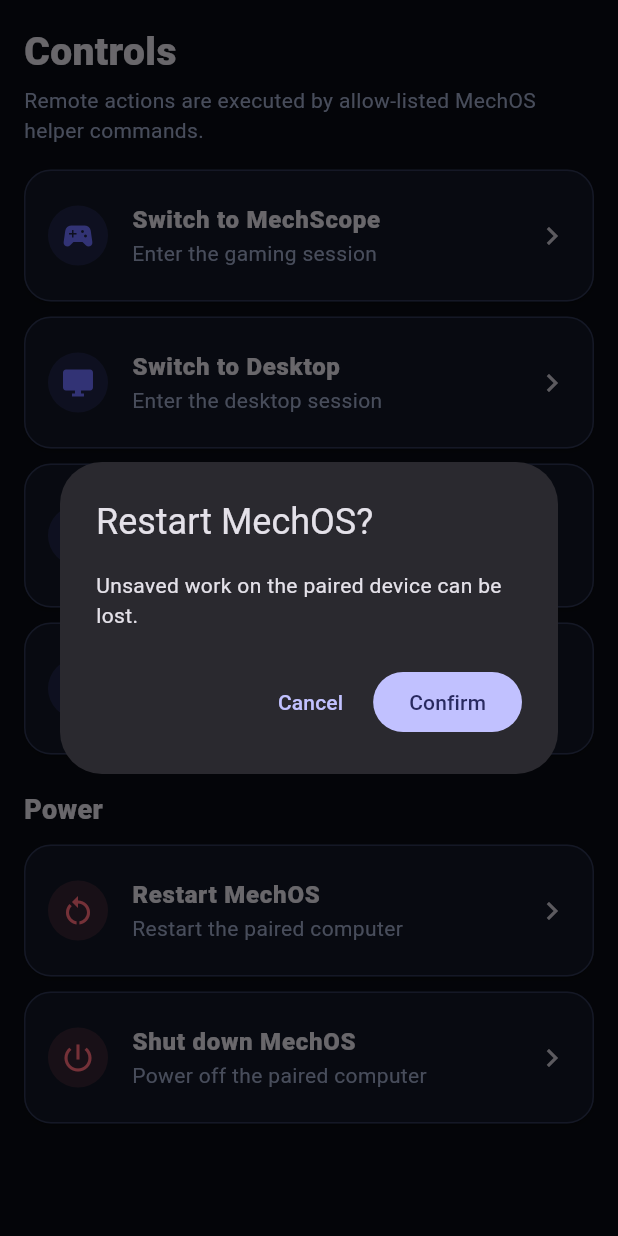
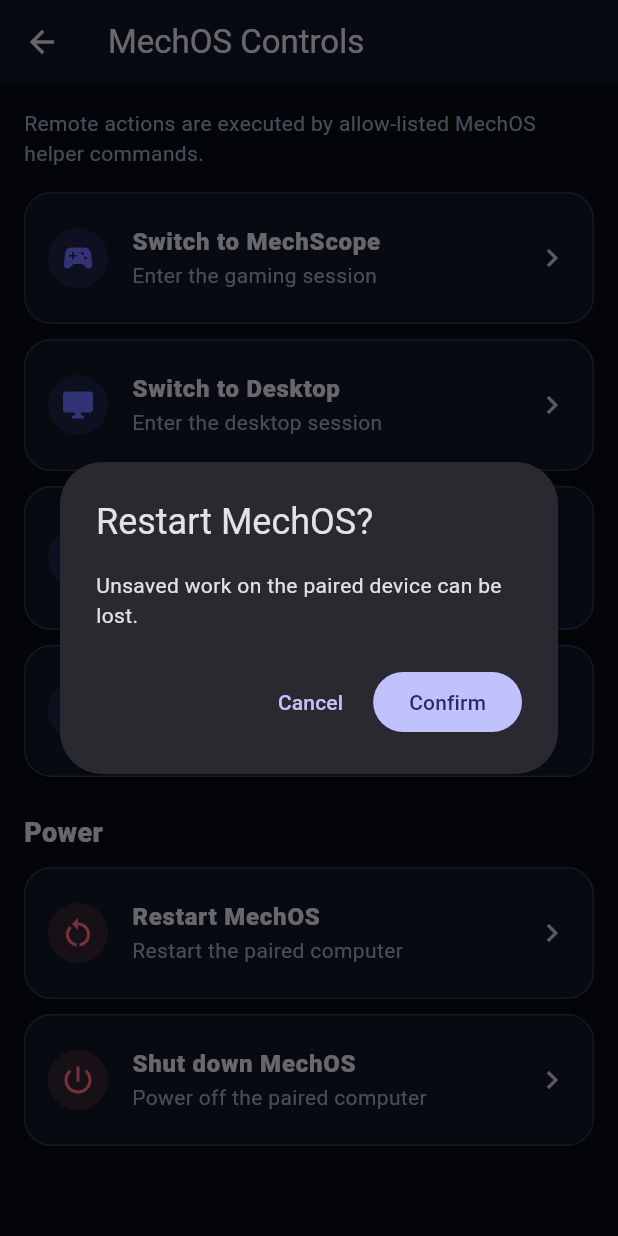
Before and after one commit to mechgod102-sketch/MechOS-Companion, a Flutter app: the ControlsScreen screen opened directly with empty values, after a tap on "Restart MechOS", on a phone screen of 412 x 824 dp. Run offline on Flutter 3.47's test engine with Material 3 defaults, Android fonts, the phone set to English and light mode, and no system bars; our stand-ins replace flutter_secure_storage, share_plus, shared_preferences; missing offline and left inert: gal; accounts and stored records are empty.

Commit message:
Make remote controls a navigable tools page

```diff
--- a/lib/screens/controls_screen.dart
+++ b/lib/screens/controls_screen.dart
@@ -6,7 +6,7 @@ class ControlsScreen extends StatelessWidget {
   const ControlsScreen({super.key, required this.state});
   final AppState state;
 
-  Future<void> _confirm(BuildContext context, String title, String detail, String action, {String? value, bool danger = false}) async {
+  Future<void> _confirm(BuildContext context, String title, String detail, String action, {String? value}) async {
     final yes = await showDialog<bool>(context: context, builder: (c) => AlertDialog(
       title: Text(title), content: Text(detail), actions: [
         TextButton(onPressed: () => Navigator.pop(c, false), child: const Text('Cancel')),
@@ -15,14 +15,17 @@ class ControlsScreen extends StatelessWidget {
     ));
     if (yes != true || !context.mounted) return;
     final messenger = ScaffoldMessenger.of(context);
-    try { messenger.showSnackBar(SnackBar(content: Text(await state.runAction(action, value: value)))); }
-    catch (e) { messenger.showSnackBar(SnackBar(content: Text('$e'))); }
+    try {
+      messenger.showSnackBar(SnackBar(content: Text(await state.runAction(action, value: value))));
+    } catch (e) {
+      messenger.showSnackBar(SnackBar(content: Text('$e')));
+    }
   }
 
   @override
-  Widget build(BuildContext context) => ListView(padding: const EdgeInsets.all(16), children: [
-        const Text('Controls', style: TextStyle(fontSize: 26, fontWeight: FontWeight.w900)),
-        const SizedBox(height: 4),
+  Widget build(BuildContext context) => Scaffold(
+        appBar: AppBar(title: const Text('MechOS Controls')),
+        body: ListView(padding: const EdgeInsets.all(16), children: [
           const Text('Remote actions are executed by allow-listed MechOS helper commands.', style: TextStyle(color: Color(0xFF9CA7C6))),
           const SizedBox(height: 16),
           ActionCard(icon: Icons.sports_esports, title: 'Switch to MechScope', subtitle: 'Enter the gaming session', onTap: () => _confirm(context, 'Switch session?', 'This will request MechScope on the paired device.', 'session', value: 'mechscope')),
@@ -35,8 +38,9 @@ class ControlsScreen extends StatelessWidget {
           const SizedBox(height: 24),
           const Text('Power', style: TextStyle(fontSize: 18, fontWeight: FontWeight.w900)),
           const SizedBox(height: 10),
-        ActionCard(icon: Icons.restart_alt, title: 'Restart MechOS', subtitle: 'Restart the paired computer', danger: true, onTap: () => _confirm(context, 'Restart MechOS?', 'Unsaved work on the paired device can be lost.', 'restart', danger: true)),
+          ActionCard(icon: Icons.restart_alt, title: 'Restart MechOS', subtitle: 'Restart the paired computer', danger: true, onTap: () => _confirm(context, 'Restart MechOS?', 'Unsaved work on the paired device can be lost.', 'restart')),
           const SizedBox(height: 10),
-        ActionCard(icon: Icons.power_settings_new, title: 'Shut down MechOS', subtitle: 'Power off the paired computer', danger: true, onTap: () => _confirm(context, 'Shut down MechOS?', 'Unsaved work on the paired device can be lost.', 'shutdown', danger: true)),
-      ]);
+          ActionCard(icon: Icons.power_settings_new, title: 'Shut down MechOS', subtitle: 'Power off the paired computer', danger: true, onTap: () => _confirm(context, 'Shut down MechOS?', 'Unsaved work on the paired device can be lost.', 'shutdown')),
+        ]),
+      );
 }
```
Lines whose indentation alone changed are shown as unchanged.
